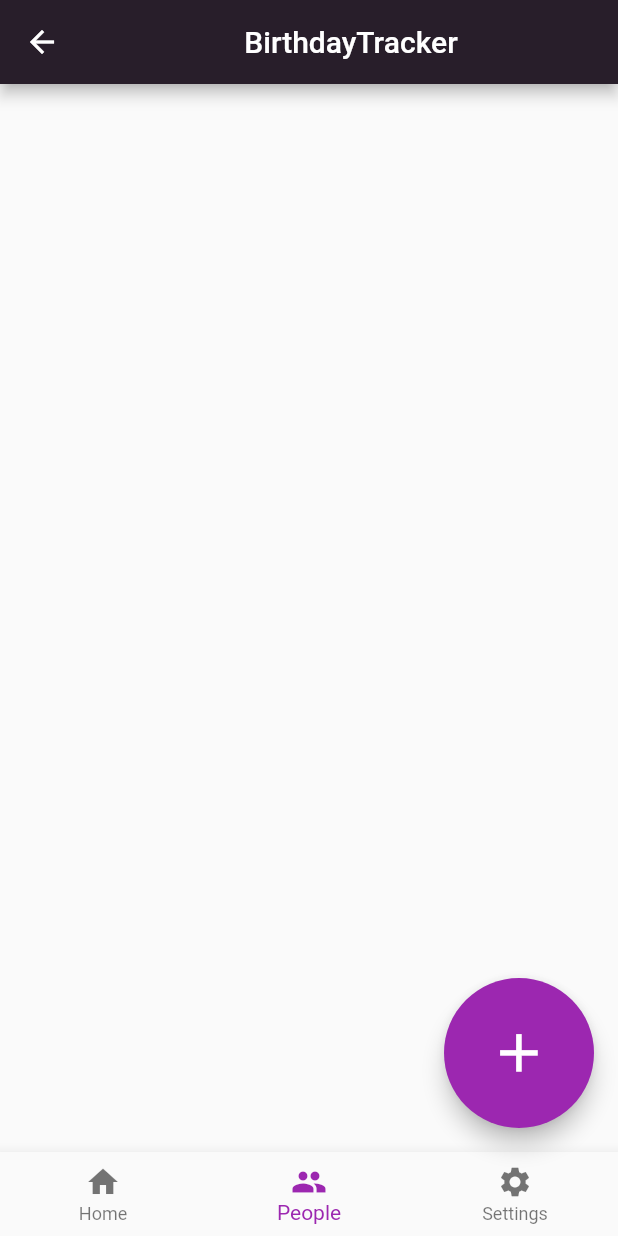
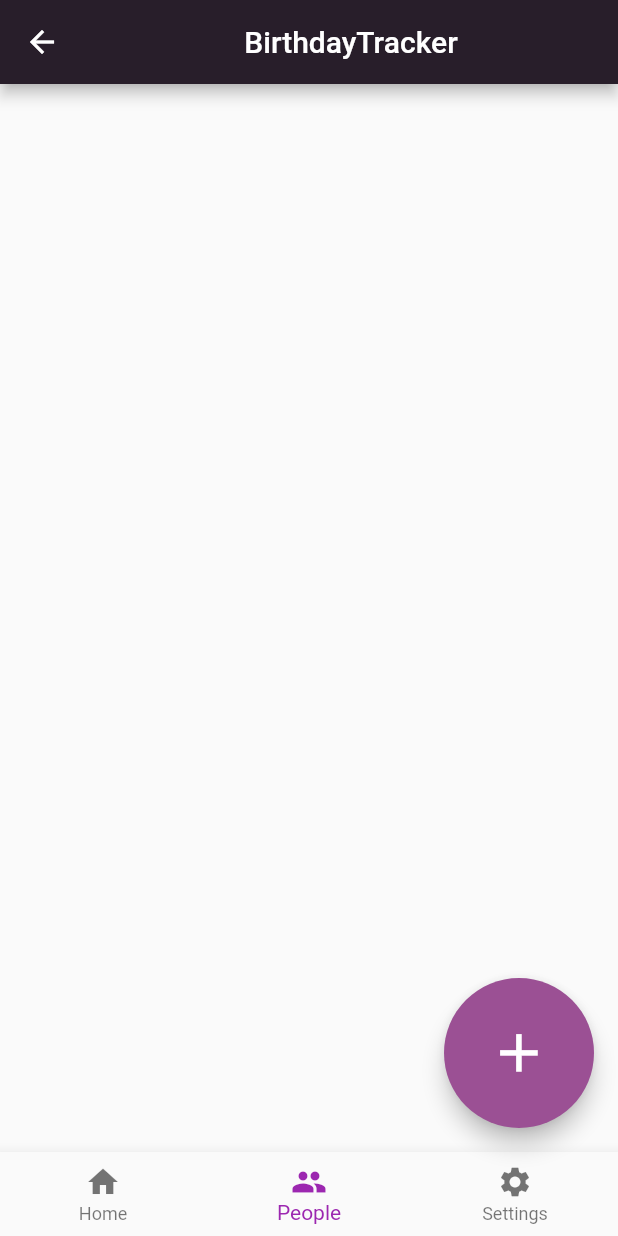
Before and after one commit to eeoooue/BirthdayTracker, a Flutter app: the ProfileDirectory screen opened by its route, on a phone screen of 412 x 824 dp. Run offline on Flutter 3.47's test engine with Material 2 defaults, Android fonts, the phone set to English and light mode, and no system bars; our stand-ins replace hive_flutter, image_picker; accounts and stored records are empty.

Commit message:
floatingactionbutton now uses a theme colour

```diff
--- a/birthdaytracker/lib/pages/profile_directory.dart
+++ b/birthdaytracker/lib/pages/profile_directory.dart
@@ -58,6 +58,7 @@ class _ProfileDirectoryState extends State<ProfileDirectory> {
         width: 100,
         child: FittedBox(
           child: FloatingActionButton(
+              backgroundColor: Color.fromRGBO(155, 80, 148, 1),
               onPressed: () {
                 navHelper.addProfile(context);
               },
```
